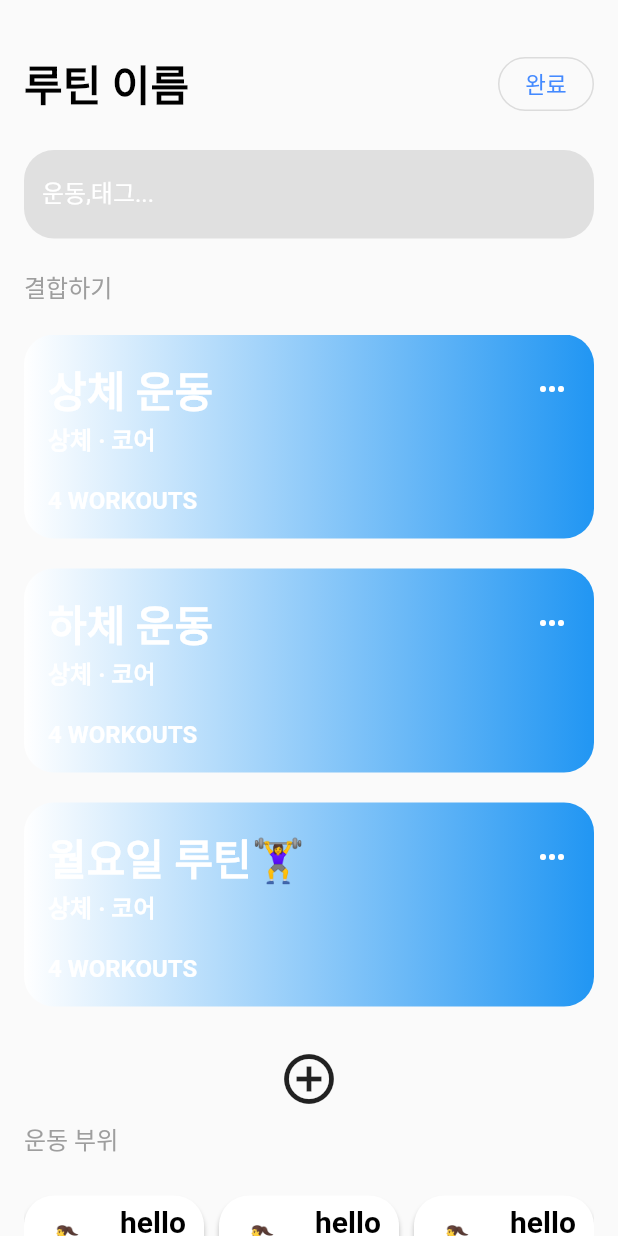
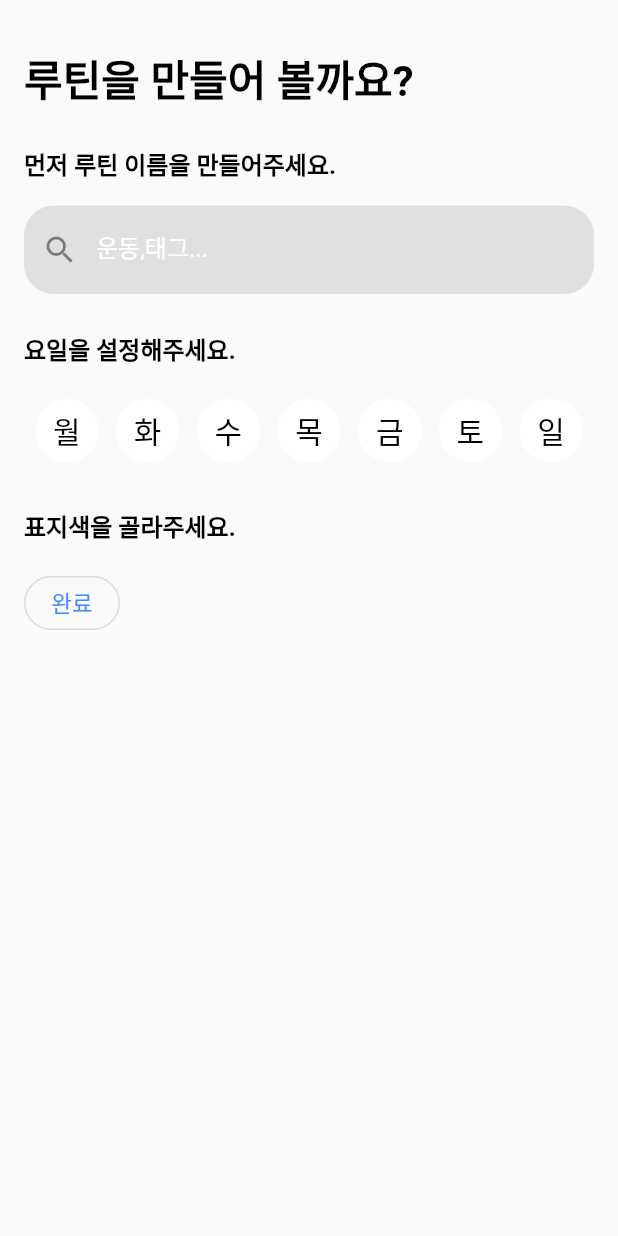
Before and after one commit to hr-stufeed/roufit, a Flutter app: the screen it shows after launch, item 2 of the bottom bar chosen, after a tap on the "add circle outline" icon, on a phone screen of 412 x 824 dp. Run offline on Flutter 3.47's test engine with Material 2 defaults, Android fonts, the phone set to English and light mode, and no system bars; our stand-ins replace font_awesome_flutter, simple_animations, timeline_tile.

Commit message:
Add RoundCheckbox.

```diff
--- a/lib/data/constants.dart
+++ b/lib/data/constants.dart
@@ -8,8 +8,8 @@ const kPageTitleStyle = TextStyle(
 );
 const kPageSubTitleStyle = TextStyle(
   fontSize: 16.0,
-  fontWeight: FontWeight.normal,
-  color: Colors.grey,
+  fontWeight: FontWeight.bold,
+  color: Colors.black,
 );
 const kRoutineTitleStyle = TextStyle(
   fontSize: 28.0,
@@ -34,6 +34,7 @@ const kOutlinedButtonStyle = TextStyle(
   color: Colors.blueAccent,
 );
 const kSizedBoxBetweenItems = SizedBox(
-  height: 20,
+  height: 24.0,
 );
+
 final kBorderRadius = BorderRadius.circular(20.0);
--- a/lib/main.dart
+++ b/lib/main.dart
@@ -38,6 +38,7 @@ class MyApp extends StatelessWidget {
         'Home_page': (context) => HomePage(),
         'Routine_page': (context) => RoutinePage(),
         'Routine_create_page': (context) => RoutineCreatePage(),
+        'Routine_start_page': (context) => RoutineStartPage(),
         'Workout_page': (context) => WorkoutPage(),
         'Workout_create_page': (context) => WorkoutCreatePage(),
         'MyPage': (context) => MyPage(),
@@ -65,9 +66,7 @@ class MyApp extends StatelessWidget {
             ),
           ),
           bottomNavigationBar: Container(
-            decoration: BoxDecoration(
-              color: Colors.white
-            ),
+            decoration: BoxDecoration(color: Colors.white),
             child: TabBar(
               labelColor: Colors.black,
               indicatorColor: Colors.transparent,
--- a/lib/scenes/home_page.dart
+++ b/lib/scenes/home_page.dart
@@ -19,6 +19,34 @@ class HomePage extends StatelessWidget {
     Workout(name: '스쿼트', setNumber: 2),
     Workout(name: '런지', setNumber: 3),
   ];
+  String kToday() {
+    var today = DateFormat('EEE').format(DateTime.now());
+    switch (today) {
+      case 'Mon':
+        return '월요일이에요.\n다시 시작해볼까요? 😎';
+        break;
+      case 'Tue':
+        return '화요일';
+        break;
+      case 'Wed':
+        return '수요일';
+        break;
+      case 'Thu':
+        return '목요일';
+        break;
+      case 'Fri':
+        return '금요일';
+        break;
+      case 'Sat':
+        return '토요일';
+        break;
+      case 'Sun':
+        return '안녕하세요!\n즐거운 일요일입니다. 🌞';
+        break;
+      default:
+        return '안녕하세요!';
+    }
+  }
 
   @override
   Widget build(BuildContext context) {
@@ -28,116 +56,40 @@ class HomePage extends StatelessWidget {
         crossAxisAlignment: CrossAxisAlignment.stretch,
         children: [
           Text(
-            DateFormat('M월 dd일').format(DateTime.now()),
-            style: TextStyle(
-              fontSize: 28.0,
-              fontWeight: FontWeight.bold,
-              color: Colors.black,
-            ),
+            kToday(),
+            style: kPageTitleStyle,
           ),
-          SizedBox(height: 32),
+          kSizedBoxBetweenItems,
+          Routine(
+            name: '월요일 플랜',
+            color: Color(0xFF4939ff),
+          ),
+          kSizedBoxBetweenItems,
           Text(
-            'Daily plan',
-            style: TextStyle(fontSize: 16),
+            '운동할 준비 되셨나요?🔥',
+            style: kPageSubTitleStyle,
           ),
-          SizedBox(height: 24),
-          Container(
-            padding: EdgeInsets.all(16),
-            decoration: BoxDecoration(
-              borderRadius: BorderRadius.circular(20),
-              color: Colors.blue[100],
-            ),
-            child: Column(
-              crossAxisAlignment: CrossAxisAlignment.stretch,
-              children: [
-                Row(
-                  children: [
-                    Icon(Icons.directions_run, size: 100),
-                    Expanded(
-                      child: Column(
-                        crossAxisAlignment: CrossAxisAlignment.stretch,
-                        children: [
-                          Text(
-                            '월요일 스트레칭',
-                            style: TextStyle(fontSize: 16),
-                          ),
-                          SizedBox(height: 16),
-                          Row(
-                            mainAxisAlignment: MainAxisAlignment.spaceBetween,
-                            children: [
-                              Text(
-                                '스트레칭',
-                                style: TextStyle(fontSize: 12),
-                              ),
-                              Text(
-                                '20min',
-                                style: TextStyle(fontSize: 12),
-                              ),
-                            ],
-                          ),
-                          Row(
-                            mainAxisAlignment: MainAxisAlignment.spaceBetween,
-                            children: [
-                              Text(
-                                '등 스트레칭',
-                                style: TextStyle(fontSize: 12),
-                              ),
-                              Text(
-                                '15min',
-                                style: TextStyle(fontSize: 12),
-                              ),
-                            ],
-                          ),
-                          Row(
-                            mainAxisAlignment: MainAxisAlignment.spaceBetween,
-                            children: [
-                              Text(
-                                '푸시업',
-                                style: TextStyle(fontSize: 12),
-                              ),
-                              Text(
-                                '4set',
-                                style: TextStyle(fontSize: 12),
-                              ),
-                            ],
-                          ),
-                        ],
-                      ),
-                    ),
-                  ],
-                ),
-                SizedBox(height: 16),
-                Text(
-                  '운동부위 : 상체 유산소 스트레칭',
-                  style: TextStyle(fontSize: 12),
-                )
-              ],
-            ),
-          ),
-          SizedBox(height: 40),
-          Text(
-            'Extra Routine',
-            style: TextStyle(fontSize: 16),
-          ),
-          SizedBox(height: 24),
+          kSizedBoxBetweenItems,
           Expanded(
             child: ListView(
               children: [
-                Routine(
-                  name: '상체 운동',
-                  color: Color(0xFF4939ff),
+                Workout(
+                  name: '스트레칭',
+                  setNumber: 3,
+                  repNumber: 4,
+                  emoji: '🤸‍♀️',
                 ),
-                SizedBox(height: 16.0),
-                Routine(
-                  name: '하체 운동',
-                  color: Colors.lightBlueAccent,
+                Workout(
+                  name: '달리기',
+                  setNumber: 3,
+                  repNumber: 4,
                 ),
-                SizedBox(height: 16.0),
-                Routine(
-                  name: '월요일 루틴🏋️‍♀️',
-                  color: Color(0xFFffdaff),
+                Workout(
+                  name: '밀리터리 프레스',
+                  setNumber: 3,
+                  repNumber: 4,
+                  emoji: '🏋️‍♂️',
                 ),
-                SizedBox(height: 16.0),
               ],
             ),
           )
--- a/lib/scenes/mypage.dart
+++ b/lib/scenes/mypage.dart
@@ -10,8 +10,7 @@ class MyPage extends StatelessWidget {
   Widget build(BuildContext context) {
     return Scaffold(
       body: MaterialApp(
-        home: SafeArea(
-          child: Material(
+        home: Material(
           child: Padding(
             padding: kPagePadding,
             child: Column(
@@ -56,7 +55,6 @@ class MyPage extends StatelessWidget {
           ),
         ),
       ),
-      ),
     );
   }
 }
--- a/lib/scenes/routine_create_page.dart
+++ b/lib/scenes/routine_create_page.dart
@@ -3,18 +3,9 @@ import 'package:hr_app/data/constants.dart';
 import 'package:hr_app/widgets/routine.dart';
 import 'package:hr_app/widgets/workout.dart';
 import 'package:hr_app/widgets/search_field.dart';
+import 'package:hr_app/widgets/roundCheckbox.dart';
 
 class RoutineCreatePage extends StatelessWidget {
-  final List<Workout> workoutList = [
-    Workout(name: '팔굽혀펴기', setNumber: 4),
-    Workout(name: '밀리터리 프레스', setNumber: 4),
-    Workout(name: '풀 업', setNumber: 4),
-    Workout(name: '벤치프레스', setNumber: 4),
-  ];
-  final List<Workout> workoutList1 = [
-    Workout(name: '스쿼트', setNumber: 2),
-    Workout(name: '런지', setNumber: 3),
-  ];
   @override
   Widget build(BuildContext context) {
     return MaterialApp(
@@ -28,67 +19,51 @@ class RoutineCreatePage extends StatelessWidget {
                 Row(
                   mainAxisAlignment: MainAxisAlignment.spaceBetween,
                   children: [
-                    Text('루틴 이름', style: kPageTitleStyle),
-                    OutlinedButton(
-                      child: Text('완료', style: kOutlinedButtonStyle),
-                      style: OutlinedButton.styleFrom(
-                        shape:
-                            RoundedRectangleBorder(borderRadius: kBorderRadius),
-                      ),
-                      onPressed: () => Navigator.pop(context),
+                    Text('루틴을 만들어 볼까요?', style: kPageTitleStyle),
+                  ],
+                ),
+                kSizedBoxBetweenItems,
+                Text('먼저 루틴 이름을 만들어주세요.', style: kPageSubTitleStyle),
+                SizedBox(height: 16.0),
+                SearchField(), // 검색창
+                kSizedBoxBetweenItems,
+                Text('요일을 설정해주세요.', style: kPageSubTitleStyle),
+                SizedBox(height: 16.0),
+                Row(
+                  mainAxisAlignment: MainAxisAlignment.spaceEvenly,
+                  children: [
+                    RoundCheckbox(
+                      day: '월',
+                    ),
+                    RoundCheckbox(
+                      day: '화',
+                    ),
+                    RoundCheckbox(
+                      day: '수',
+                    ),
+                    RoundCheckbox(
+                      day: '목',
+                    ),
+                    RoundCheckbox(
+                      day: '금',
+                    ),
+                    RoundCheckbox(
+                      day: '토',
+                    ),
+                    RoundCheckbox(
+                      day: '일',
                     ),
                   ],
                 ),
                 kSizedBoxBetweenItems,
-                SearchField(), // 검색창
-                kSizedBoxBetweenItems,
-                Text('결합하기', style: kPageSubTitleStyle),
-                kSizedBoxBetweenItems,
-                Expanded(
-                  child: ListView(
-                    children: [
-                      Routine(
-                        name: '상체 운동',
-                        color: Color(0xFF4939ff),
-                      ),
-                      kSizedBoxBetweenItems,
-                      Routine(
-                        name: '하체 운동',
-                        color: Colors.lightBlueAccent,
-                      ),
-                      kSizedBoxBetweenItems,
-                      Routine(
-                        name: '월요일 루틴🏋️‍♀️',
-                        color: Color(0xFFffdaff),
-                      ),
-                      kSizedBoxBetweenItems,
-                      IconButton(
-                        icon: Icon(Icons.add_circle_outline),
-                        iconSize: 40.0,
-                        onPressed: () =>
-                            Navigator.pushNamed(context, 'Workout_create_page'),
-                      ),
-                      Text('운동 부위', style: kPageSubTitleStyle),
-                      kSizedBoxBetweenItems,
-                      Container(
-                        child: GridView.builder(
-                          shrinkWrap: true,
-                          gridDelegate:
-                              SliverGridDelegateWithFixedCrossAxisCount(
-                            crossAxisCount: 3,
-                            childAspectRatio: 3 / 2,
-                            mainAxisSpacing: 10,
-                            crossAxisSpacing: 10,
-                          ),
-                          itemCount: 6,
-                          itemBuilder: (context, index) => Workout(
-                            name: 'hello',
-                            setNumber: index,
-                          ),
-                        ),
-                      ),
-                    ],
+                Text('표지색을 골라주세요.', style: kPageSubTitleStyle),
+                SizedBox(height: 16.0),
+                OutlinedButton(
+                  child: Text('완료', style: kOutlinedButtonStyle),
+                  style: OutlinedButton.styleFrom(
+                    shape: RoundedRectangleBorder(borderRadius: kBorderRadius),
                   ),
+                  onPressed: () => Navigator.pop(context),
                 ),
               ],
             ),
@@ -98,7 +73,3 @@ class RoutineCreatePage extends StatelessWidget {
     );
   }
 }
-// Workout(
-//                             name: 'hello',
-//                             setNumber: index,
-//                           ),
--- a/lib/scenes/routine_page.dart
+++ b/lib/scenes/routine_page.dart
@@ -6,23 +6,10 @@ import 'package:hr_app/widgets/workout.dart';
 import 'routine_create_page.dart';
 
 class RoutinePage extends StatelessWidget {
-  final List<Workout> workoutList = [
-    Workout(name: '팔굽혀펴기', setNumber: 4),
-    Workout(name: '밀리터리 프레스', setNumber: 4),
-    Workout(name: '풀 업', setNumber: 4),
-    Workout(name: '벤치프레스', setNumber: 4),
-  ];
-  final List<Workout> workoutList1 = [
-    Workout(name: '스쿼트', setNumber: 2),
-    Workout(name: '런지', setNumber: 3),
-  ];
-
   @override
   Widget build(BuildContext context) {
-    return Container(
-      color: Colors.white,
-      child: Padding(
-        padding: EdgeInsets.all(16),
+    return Padding(
+      padding: kPagePadding,
       child: Column(
         crossAxisAlignment: CrossAxisAlignment.start,
         children: [
@@ -38,31 +25,27 @@ class RoutinePage extends StatelessWidget {
               ),
             ],
           ),
-            SizedBox(
-              height: 20,
-            ),
+          kSizedBoxBetweenItems,
           Text(
             '생성된 루틴',
-              style: TextStyle(
-                fontSize: 16.0,
-                fontWeight: FontWeight.normal,
-                color: Colors.grey,
+            style: kPageSubTitleStyle,
           ),
-            ),
-            SizedBox(
-              height: 15,
-            ),
+          kSizedBoxBetweenItems,
           Expanded(
             child: ListView(
               children: [
-                  Workout(),
-                  Workout(),
+                Routine(),
+                kSizedBoxBetweenItems,
+                Routine(),
+                kSizedBoxBetweenItems,
+                Routine(),
+                kSizedBoxBetweenItems,
+                Routine(),
               ],
             ),
           ),
         ],
       ),
-      ),
     );
   }
 }
--- a/lib/scenes/routine_start_page.dart
+++ b/lib/scenes/routine_start_page.dart
@@ -10,38 +10,20 @@ import 'package:intl/intl.dart';
 import 'package:timeline_tile/timeline_tile.dart';
 
 class RoutineStartPage extends StatelessWidget {
-  final List<Workout> workoutList = [
-    Workout(name: '팔굽혀펴기', setNumber: 4),
-    Workout(name: '밀리터리 프레스', setNumber: 4),
-    Workout(name: '풀 업', setNumber: 4),
-    Workout(name: '벤치프레스', setNumber: 4),
-  ];
-  final List<Workout> workoutList1 = [
-    Workout(name: '스쿼트', setNumber: 2),
-    Workout(name: '런지', setNumber: 3),
-  ];
-
   @override
   Widget build(BuildContext context) {
-    return Padding(
+    return MaterialApp(
+      home: Material(
+        child: Padding(
           padding: kPagePadding,
           child: Column(
             crossAxisAlignment: CrossAxisAlignment.stretch,
             children: [
               Text(
-            'Routine Name',
-            style: TextStyle(fontSize: 16),
+                DateFormat('hh:mm').format(DateTime.now()),
+                style: kPageTitleStyle,
               ),
-          SizedBox(height: 24),
-          Text(
-            DateFormat('hh:mm:ss').format(DateTime.now()),
-            style: TextStyle(
-              fontSize: 28.0,
-              fontWeight: FontWeight.bold,
-              color: Colors.black,
-            ),
-          ),
-          SizedBox(height: 32),
+              kSizedBoxBetweenItems,
               Expanded(
                 child: ListView(
                   children: [
@@ -113,6 +95,8 @@ class RoutineStartPage extends StatelessWidget {
               ),
             ],
           ),
+        ),
+      ),
     );
   }
 }
--- a/lib/scenes/workout_create_page.dart
+++ b/lib/scenes/workout_create_page.dart
@@ -18,8 +18,7 @@ class WorkoutCreatePage extends StatelessWidget {
   @override
   Widget build(BuildContext context) {
     return MaterialApp(
-      home: SafeArea(
-        child: Material(
+      home: Material(
         child: Padding(
           padding: kPagePadding,
           child: Column(
@@ -72,7 +71,6 @@ class WorkoutCreatePage extends StatelessWidget {
           ),
         ),
       ),
-      ),
     );
   }
 }
--- /dev/null
+++ b/lib/widgets/roundCheckbox.dart
@@ -0,0 +1,72 @@
+import 'package:simple_animations/simple_animations.dart';
+import 'package:flutter/material.dart';
+
+enum TweenProps { backgroundColor, textColor }
+
+class RoundCheckbox extends StatefulWidget {
+  RoundCheckbox({
+    Key key,
+    @required this.day,
+  });
+  final String day;
+  @override
+  _RoundCheckboxState createState() => _RoundCheckboxState();
+}
+
+class _RoundCheckboxState extends State<RoundCheckbox> {
+  Color clickedBackGroundColor = Colors.blue;
+  Color defaultBackGroundColor = Colors.white;
+  Color clickedTextColor = Colors.white;
+  Color defaultTextColor = Colors.black;
+  var control = CustomAnimationControl.stop;
+
+  @override
+  Widget build(BuildContext context) {
+    var tween = MultiTween<TweenProps>()
+      ..add(
+          TweenProps.backgroundColor,
+          ColorTween(
+              begin: defaultBackGroundColor, end: clickedBackGroundColor),
+          Duration(milliseconds: 400),
+          Curves.easeOut)
+      ..add(
+          TweenProps.textColor,
+          ColorTween(begin: defaultTextColor, end: clickedTextColor),
+          Duration(milliseconds: 400),
+          Curves.easeOut);
+
+    return CustomAnimation<MultiTweenValues<TweenProps>>(
+        control: control,
+        tween: tween,
+        duration: Duration(milliseconds: 300),
+        builder: (context, child, value) {
+          return GestureDetector(
+            onTap: () {
+              setState(() {
+                control = control == CustomAnimationControl.stop
+                    ? CustomAnimationControl.play
+                    : CustomAnimationControl.playReverse;
+              });
+            },
+            child: Container(
+              margin: EdgeInsets.symmetric(horizontal: 4.0),
+              padding: EdgeInsets.all(12.0),
+              decoration: BoxDecoration(
+                shape: BoxShape.circle,
+                color: value.get(TweenProps.backgroundColor), //_isClicked
+                // ? clickedBackGroundColor
+                // : defaultBackGroundColor,
+                //border: Border.all(color: Colors.grey[400]),
+              ),
+              child: Text(
+                widget.day,
+                style: TextStyle(
+                    color: value.get(TweenProps.textColor),
+                    // color: _isClicked ? clickedTextColor : defaultTextColor,
+                    fontSize: 20.0),
+              ),
+            ),
+          );
+        });
+  }
+}
--- a/lib/widgets/routine.dart
+++ b/lib/widgets/routine.dart
@@ -10,14 +10,17 @@ class Routine extends StatelessWidget {
 
   @override
   Widget build(BuildContext context) {
-    return Container(
-      padding: EdgeInsets.all(16.0),
+    return Material(
+      child: Container(
+        padding: EdgeInsets.symmetric(
+          horizontal: 16.0,
+          vertical: 24.0,
+        ),
         decoration: BoxDecoration(
           gradient: LinearGradient(
-          colors:[Colors.white,Colors.blue],
+            colors: [Color(0xff0E61DE), Color(0xff74A6F1)],
             begin: Alignment.centerLeft,
             end: Alignment.centerRight,
-
           ),
           borderRadius: kBorderRadius,
         ),
@@ -37,16 +40,34 @@ class Routine extends StatelessWidget {
                 )
               ],
             ),
+            SizedBox(height: 8.0),
             Text(
-            '상체 · 코어',
+              '#상체 · #코어',
               style: kRoutineTagStyle,
             ),
-          kSizedBoxBetweenItems,
+            SizedBox(height: 8.0),
+            Row(
+              mainAxisAlignment: MainAxisAlignment.spaceBetween,
+              crossAxisAlignment: CrossAxisAlignment.center,
+              children: [
                 Text(
-            '4 WORKOUTS',
+                  '3 WORKOUTS',
                   style: kRoutineTagStyle,
                 ),
+                IconButton(
+                  padding: EdgeInsets.all(0),
+                  icon: Icon(
+                    Icons.play_arrow,
+                    color: Colors.white,
+                    size: 40.0,
+                  ),
+                  onPressed: () =>
+                      Navigator.pushNamed(context, 'Routine_start_page'),
+                )
               ],
+            ),
+          ],
+        ),
       ),
     );
   }
--- a/lib/widgets/search_field.dart
+++ b/lib/widgets/search_field.dart
@@ -17,6 +17,7 @@ class SearchField extends StatelessWidget {
           borderRadius: kBorderRadius,
           borderSide: BorderSide(style: BorderStyle.none),
         ),
+        prefixIcon: Icon(Icons.search),
         labelText: '운동,태그...',
         labelStyle: TextStyle(
           color: Colors.white,
--- a/lib/widgets/workout.dart
+++ b/lib/widgets/workout.dart
@@ -22,7 +22,7 @@ class Workout extends StatelessWidget {
   Widget build(BuildContext context) {
     return Container(
       margin: EdgeInsets.symmetric(vertical: 8),
-      padding: EdgeInsets.symmetric(horizontal: 8),
+      padding: EdgeInsets.symmetric(vertical: 8, horizontal: 16),
       decoration: BoxDecoration(
         color: Colors.white,
         borderRadius: kBorderRadius,
@@ -42,7 +42,7 @@ class Workout extends StatelessWidget {
         contentPadding: EdgeInsets.symmetric(vertical: 0),
         leading: Text(
           emoji,
-          style: TextStyle(fontSize: 30),
+          style: TextStyle(fontSize: 40),
         ),
         title: Text(
           name,
--- a/pubspec.yaml
+++ b/pubspec.yaml
@@ -31,6 +31,7 @@ dependencies:
   font_awesome_flutter: ^9.0.0
   intl: ^0.17.0
   timeline_tile: ^2.0.0
+  simple_animations: ^3.1.1
 
 dev_dependencies:
   flutter_test:
```
Also changed, not shown: pubspec.lock. Lines whose indentation alone changed are shown as unchanged.
